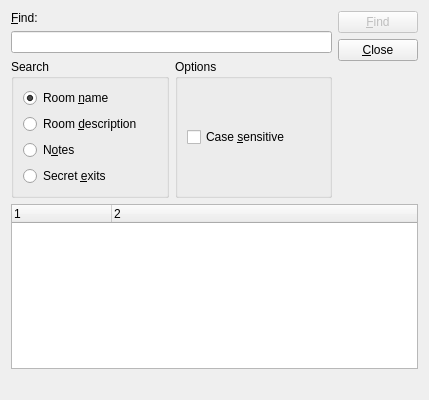
Before: the Qt Designer form src/finddialog.ui in zpc930/pandoramapper, drawn with Qt 5.
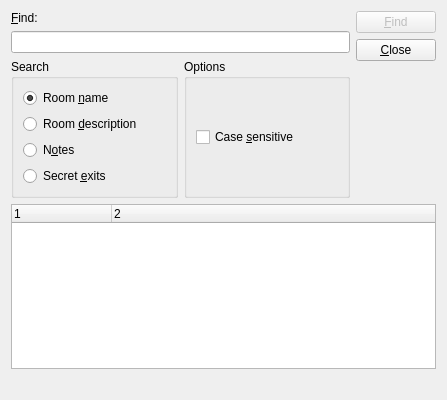
After: the same form once the commit is applied.

The edit to the form file:
```diff
--- a/src/finddialog.ui
+++ b/src/finddialog.ui
@@ -6,7 +6,7 @@
    <rect>
     <x>0</x>
     <y>0</y>
-    <width>429</width>
+    <width>447</width>
     <height>400</height>
    </rect>
   </property>
```
